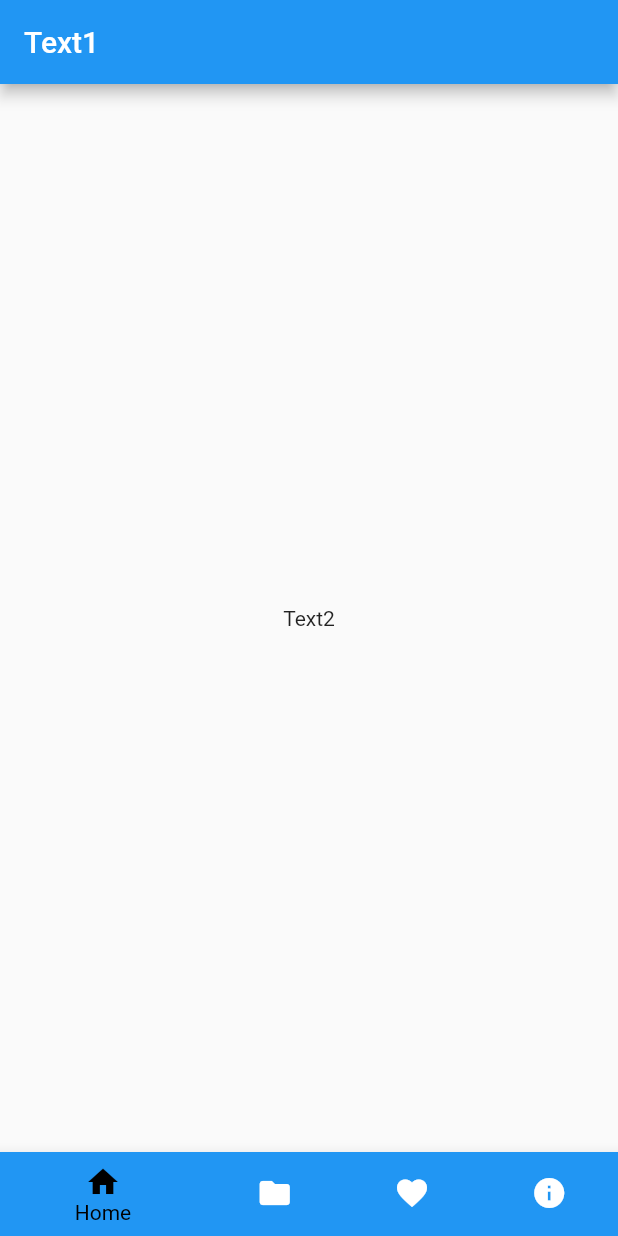
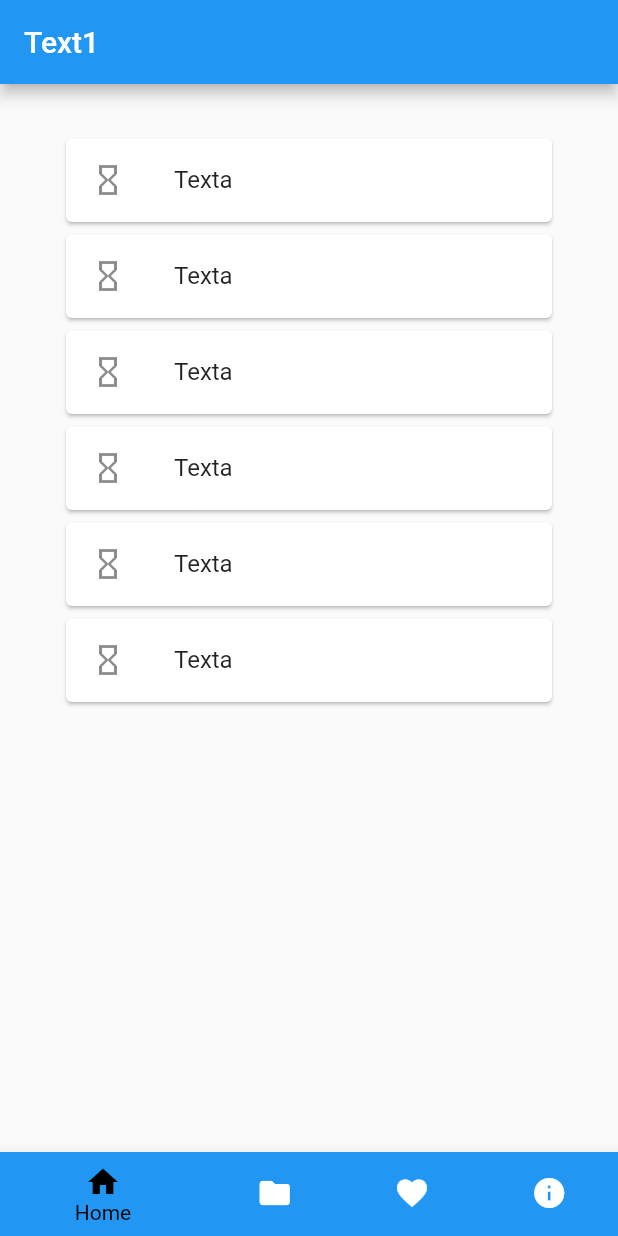
Before and after one commit to Alin236/AMSE, a Flutter app: the screen it shows after launch, on a phone screen of 412 x 824 dp. Run offline on Flutter 3.47's test engine with Material 2 defaults, Android fonts, the light colour scheme and no system bars.

Commit message:
Page média avancé, contient une ListView

```diff
--- a/tp1/lib/main.dart
+++ b/tp1/lib/main.dart
@@ -28,14 +28,12 @@
 
 class _NavBarState extends State<NavBar> {
   int _selectedPage = 0;
-  static const List<Widget> _pageOptions = <Widget>[
-    Text(
-      'Text2',
-    ),
-    Text(
+  final List<Widget> _pageOptions = <Widget>[
+    mediaPage,
+    const Text(
       'Text3',
     ),
-    Text(
+    const Text(
       'Text4',
     ),
     Text(
@@ -56,7 +54,10 @@
         title: const Text('Text1'),
       ),
       body: Center(
-        child: _pageOptions.elementAt(_selectedPage),
+        child: Container(
+          child: _pageOptions.elementAt(_selectedPage),
+          margin: EdgeInsets.all(32),
+        ),
       ),
       bottomNavigationBar: BottomNavigationBar(
         items: const <BottomNavigationBarItem>[
@@ -88,3 +89,35 @@
     );
   }
 }
+
+final mediaPage = ListView(
+  children: const <Widget> [
+    MediaTile(),
+    MediaTile(),
+    MediaTile(),
+    MediaTile(),
+    MediaTile(),
+    MediaTile(),
+  ],
+  padding: const EdgeInsets.symmetric(horizontal: 8),
+);
+
+class MediaTile extends StatelessWidget{
+  const MediaTile({Key? key}) : super(key: key);
+
+  @override
+  Widget build(BuildContext context) {
+    return Card(
+      child: InkWell(
+        splashColor: Colors.blue.withAlpha(30),
+        onTap: () {
+          debugPrint('Card tapped.');
+          },
+        child: const ListTile(
+            title: Text('Texta'),
+            leading: Icon(Icons.hourglass_empty),
+          ),
+      ),
+    );
+  }
+}
```
